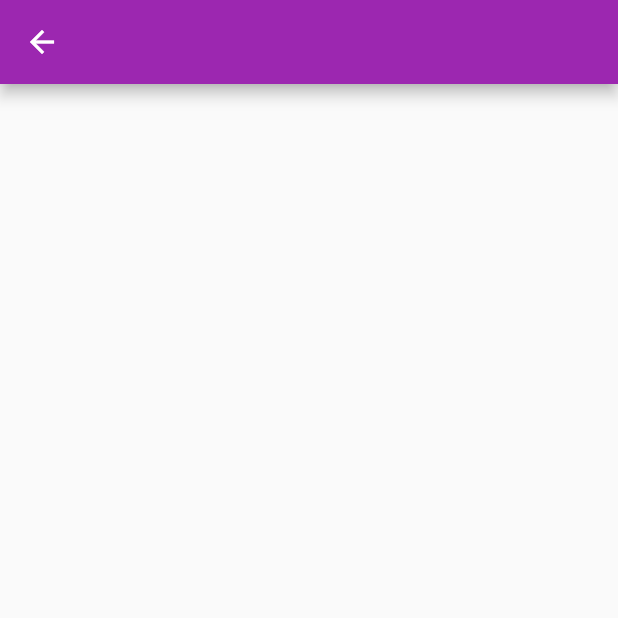
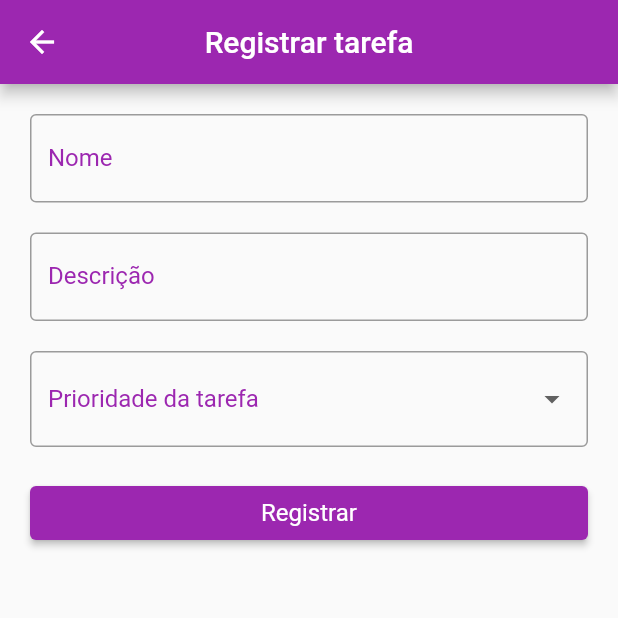
Before and after one commit to brunozupp/tasks_app_provider_consumer, a Flutter app: the TaskFormPage screen opened by its route, on a phone screen of 412 x 824 dp, the top half of it. Run offline on Flutter 3.47's test engine with Material 2 defaults, Android fonts, the light colour scheme and no system bars; missing offline and left inert: enum_to_string.

Commit message:
Textarea e DropdownMenu e tela de registro de atividade 2

```diff
--- a/lib/pages/dashboard/dashboard_page.dart
+++ b/lib/pages/dashboard/dashboard_page.dart
@@ -21,12 +21,12 @@ class DashboardPage extends StatelessWidget {
           CardDashboard(
             text: "Perfil",
             icon: Icons.person,
-            onTap: () => Navigator.of(context).pushNamed("/user")
+            onTap: () => Navigator.of(context).pushNamed("/user"),
           ),
           CardDashboard(
             text: "Atividades",
             icon: Icons.task,
-            onTap: () {}
+            onTap: () => Navigator.of(context).pushNamed("/tasks"),
           ),
         ],
       ),
--- a/lib/pages/tasks/task_form_page.dart
+++ b/lib/pages/tasks/task_form_page.dart
@@ -1,5 +1,10 @@
 import 'package:flutter/material.dart';
+import 'package:tasks_app_provider_consumer/models/enums/priority.dart';
 import 'package:tasks_app_provider_consumer/models/task.dart';
+import 'package:tasks_app_provider_consumer/widgets/buttons/button_primary_widget.dart';
+import 'package:tasks_app_provider_consumer/widgets/fields/dropdown_form_field_widget.dart';
+import 'package:tasks_app_provider_consumer/widgets/fields/text_form_field_widget.dart';
+import 'package:tasks_app_provider_consumer/widgets/fields/textarea_form_field_widget.dart';
 
 class TaskFormPage extends StatelessWidget {
 
@@ -14,11 +19,59 @@ class TaskFormPage extends StatelessWidget {
   Widget build(BuildContext context) {
     return Scaffold(
       appBar: AppBar(
-        title: const Text(""),
+        title: Text(
+          task == null ? "Registrar tarefa" : "Editar tarefa"
+        ),
       ),
       body: SingleChildScrollView(
         padding: const EdgeInsets.all(20),
-        child: Column(),
+        child: Form(
+          child: Column(
+            children: [
+              const TextFormFieldWidget(
+                label: "Nome"
+              ),
+              const SizedBox(
+                height: 20,
+              ),
+              const TextareaFormFieldWidget(
+                label: "Descrição"
+              ),
+              const SizedBox(
+                height: 20,
+              ),
+              DropdownFormFieldWidget<Priority>(
+                onGenerateDescription: (priority) {
+                  switch(priority) {
+                    case Priority.normal:
+                      return "Normal";
+                    case Priority.medium:
+                      return "Média";
+                    case Priority.high:
+                      return "Alta";
+                    default:
+                      return "Selecione";
+                  }
+                },
+                items: Priority.values,
+                onChanged: (priority) {
+                  debugPrint(priority.toString());
+                },
+                label: "Prioridade da tarefa",
+              ),
+              const SizedBox(
+                height: 20,
+              ),
+              ButtonPrimaryWidget(
+                text: task == null ? "Registrar" : "Editar",
+                onPressed: () {
+                  print("ddd");
+                },
+              ),
+
+            ],
+          ),
+        ),
       ),
     );
   }
--- a/lib/pages/tasks/tasks_list_page.dart
+++ b/lib/pages/tasks/tasks_list_page.dart
@@ -1,4 +1,22 @@
 import 'package:flutter/material.dart';
+import 'package:tasks_app_provider_consumer/models/enums/priority.dart';
+import 'package:tasks_app_provider_consumer/models/task.dart';
+import 'package:tasks_app_provider_consumer/pages/tasks/components/task_item_component.dart';
+
+final _tasks = <Task>[
+  Task(userId: 1, name: "Tarefa 1", description: "Uma descrição um pouco divertida sobre o assunto em questão para ser levado em conta para a banca eleitoral levado em conta para a banca eleitoral levado em conta para a banca eleitoral", priority: Priority.normal),
+  Task(userId: 1, name: "Tarefa 2", description: "Uma descrição um pouco divertida sobre o assunto em questão", priority: Priority.medium),
+  Task(userId: 1, name: "Tarefa 3", description: "Uma descrição um pouco divertida sobre o assunto em questão para ser levado em conta para a banca eleitoral", priority: Priority.high),
+  Task(userId: 1, name: "Tarefa 4", description: "Uma descrição um pouco divertida sobre o assunto em questão", priority: Priority.high),
+  Task(userId: 1, name: "Tarefa 1", description: "Uma descrição um pouco divertida sobre o assunto em questão para ser levado em conta para a banca eleitoral levado em conta para a banca eleitoral levado em conta para a banca eleitoral", priority: Priority.normal),
+  Task(userId: 1, name: "Tarefa 2", description: "Uma descrição um pouco divertida sobre o assunto em questão", priority: Priority.medium),
+  Task(userId: 1, name: "Tarefa 3", description: "Uma descrição um pouco divertida sobre o assunto em questão para ser levado em conta para a banca eleitoral", priority: Priority.high),
+  Task(userId: 1, name: "Tarefa 4", description: "Uma descrição um pouco divertida sobre o assunto em questão", priority: Priority.high),
+  Task(userId: 1, name: "Tarefa 1", description: "Uma descrição um pouco divertida sobre o assunto em questão para ser levado em conta para a banca eleitoral levado em conta para a banca eleitoral levado em conta para a banca eleitoral", priority: Priority.normal),
+  Task(userId: 1, name: "Tarefa 2", description: "Uma descrição um pouco divertida sobre o assunto em questão", priority: Priority.medium),
+  Task(userId: 1, name: "Tarefa 3", description: "Uma descrição um pouco divertida sobre o assunto em questão para ser levado em conta para a banca eleitoral", priority: Priority.high),
+  Task(userId: 1, name: "Tarefa 4", description: "Uma descrição um pouco divertida sobre o assunto em questão", priority: Priority.high),
+];
 
 class TasksListPage extends StatelessWidget {
   const TasksListPage({ Key? key }) : super(key: key);
@@ -7,11 +25,29 @@ class TasksListPage extends StatelessWidget {
   Widget build(BuildContext context) {
     return Scaffold(
       appBar: AppBar(
-        title: const Text(""),
+        title: const Text("Tarefas"),
       ),
-      body: SingleChildScrollView(
-        padding: const EdgeInsets.all(20),
-        child: Column(),
+      floatingActionButton: FloatingActionButton(
+        child: const Icon(
+          Icons.note_add_rounded,
+        ),
+        onPressed: () => Navigator.of(context).pushNamed("/tasks/form")
+      ),
+      body: _tasks.isEmpty
+        ? const Center(
+          child: Text(
+            "Nenhuma tarefa foi registrada",
+          ),
+        )
+        : ListView.separated(
+        itemCount: _tasks.length,
+        separatorBuilder: (_,index) => const SizedBox(height: 10),
+        itemBuilder: (_,index) {
+
+          final task = _tasks[index];
+
+          return TaskItemComponent(task: task);
+        }
       ),
     );
   }
--- /dev/null
+++ b/lib/widgets/fields/dropdown_form_field_widget.dart
@@ -0,0 +1,52 @@
+import 'package:flutter/material.dart';
+import 'package:tasks_app_provider_consumer/styles/colors_app.dart';
+
+class DropdownFormFieldWidget<T> extends StatelessWidget {
+
+  final T? value;
+  final String Function(T) onGenerateDescription;
+  final List<T> items;
+  final void Function(T?)? onChanged;
+  final String label;
+  final String? Function(T?)? validator;
+
+  const DropdownFormFieldWidget({
+    Key? key, this.value,
+    required this.onGenerateDescription,
+    required this.items,
+    required this.onChanged,
+    required this.label,
+    this.validator
+  }) : super(key: key);
+
+
+  @override
+  Widget build(BuildContext context) {
+    return DropdownButtonFormField<T>(
+      value: value,
+      onChanged: onChanged,
+      items: items.map((e) => DropdownMenuItem(
+        child: Text(onGenerateDescription(e)),
+        value: e,
+      )).toList(),
+      decoration: InputDecoration(
+        border: const OutlineInputBorder(),
+        focusedBorder: const OutlineInputBorder(
+          borderSide: BorderSide(
+            color: ColorsApp.primaryColor
+          ),
+        ),
+        errorBorder: const OutlineInputBorder(
+          borderSide: BorderSide(
+            color: ColorsApp.errorColor
+          ),
+        ),
+        labelText: label,
+        labelStyle: const TextStyle(
+          color: ColorsApp.primaryColor
+        ),
+      ),
+      validator: validator,
+    );
+  }
+}
--- /dev/null
+++ b/lib/widgets/fields/textarea_form_field_widget.dart
@@ -0,0 +1,46 @@
+import 'package:flutter/material.dart';
+import 'package:tasks_app_provider_consumer/styles/colors_app.dart';
+
+class TextareaFormFieldWidget extends StatelessWidget {
+
+  final TextEditingController? controller;
+  final String? Function(String?)? validator;
+  final void Function(String)? onChanged;
+  final String label;
+
+  const TextareaFormFieldWidget({
+    Key? key,
+    this.controller,
+    this.validator,
+    this.onChanged,
+    required this.label,
+  }) : super(key: key);
+
+  @override
+  Widget build(BuildContext context) {
+    return TextFormField(
+      controller: controller,
+      maxLines: null,
+      validator: validator,
+      onChanged: onChanged,
+      keyboardType: TextInputType.multiline,
+      decoration: InputDecoration(
+        border: const OutlineInputBorder(),
+        focusedBorder: const OutlineInputBorder(
+          borderSide: BorderSide(
+            color: ColorsApp.primaryColor
+          ),
+        ),
+        errorBorder: const OutlineInputBorder(
+          borderSide: BorderSide(
+            color: ColorsApp.errorColor
+          ),
+        ),
+        labelText: label,
+        labelStyle: const TextStyle(
+          color: ColorsApp.primaryColor
+        )
+      ),
+    );
+  }
+}
```
Also changed, not shown: lib/pages/tasks/components/task_item_component.dart (added, +61 -0 lines).
